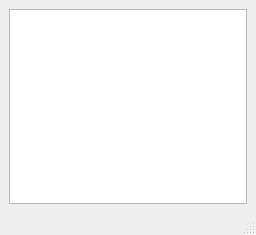
Old version of the form database/mainwindow.ui in the repository songyuxiang/Dev.
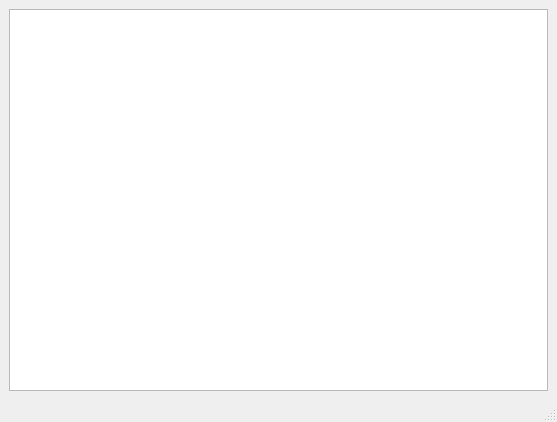
New version of the form.

```diff
--- a/database/mainwindow.ui
+++ b/database/mainwindow.ui
@@ -6,8 +6,8 @@
    <rect>
     <x>0</x>
     <y>0</y>
-    <width>256</width>
-    <height>235</height>
+    <width>557</width>
+    <height>422</height>
    </rect>
   </property>
   <property name="windowTitle">
```
Left out of the diff: 4 changed lines with no effect on the pictures.
